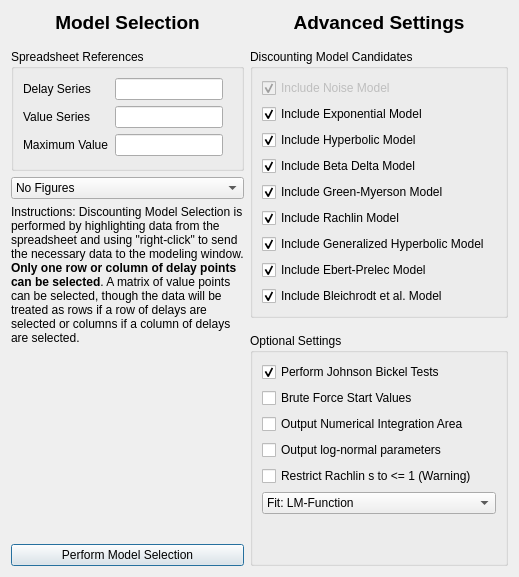
Old version of the form Dialogs/discountingmodelselectioned50dialog.ui in the repository miyamot0/ModelSelectorQt.
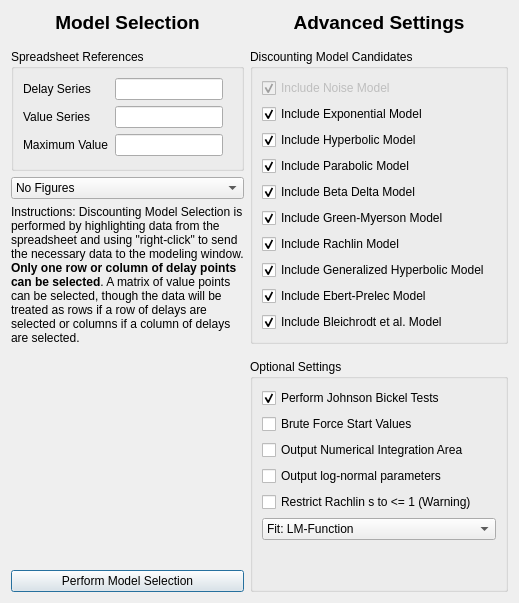
New version of the form.

Commit message: Add ui logic for new model

Diff of the .ui file:
```diff
--- a/Dialogs/discountingmodelselectioned50dialog.ui
+++ b/Dialogs/discountingmodelselectioned50dialog.ui
@@ -272,6 +272,16 @@
             </property>
            </widget>
           </item>
+          <item>
+           <widget class="QCheckBox" name="checkBoxParabolic">
+            <property name="text">
+             <string>Include Parabolic Model</string>
+            </property>
+            <property name="checked">
+             <bool>true</bool>
+            </property>
+           </widget>
+          </item>
           <item>
            <widget class="QCheckBox" name="checkBoxQuasiHyperbolic">
             <property name="text">
```
The commit also changes 6 other files.
